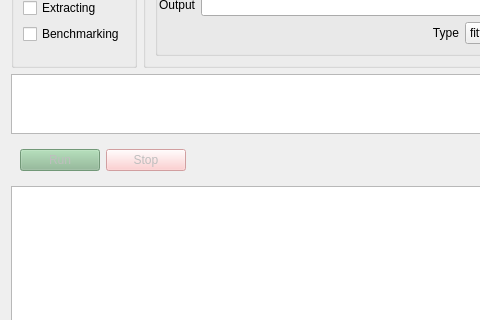
The window that circus/shared/qt_launcher.ui (spyking-circus/spyking-circus) describes before a commit, drawn with Qt 5; both pictures show x 0 to 480 and y 357 to 677 of the 800 by 800 pixel window.
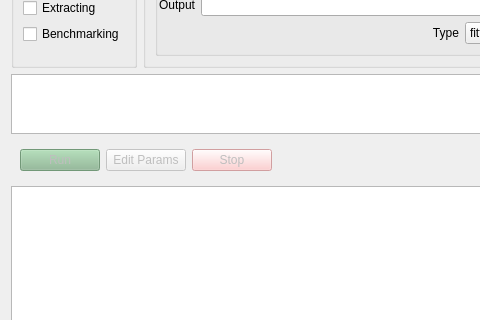
The same window after the commit. Icons and pictures are not drawn.

Commit message: Add a button to edit params if already there

The edit to the form file:
```diff
--- a/circus/shared/qt_launcher.ui
+++ b/circus/shared/qt_launcher.ui
@@ -538,6 +538,16 @@
         </property>
        </widget>
       </item>
+      <item>
+       <widget class="QPushButton" name="btn_param">
+        <property name="enabled">
+         <bool>false</bool>
+        </property>
+        <property name="text">
+         <string>Edit Params</string>
+        </property>
+       </widget>
+      </item>
       <item>
        <widget class="QPushButton" name="btn_stop">
         <property name="enabled">
```
The commit also changes 1 other file.
